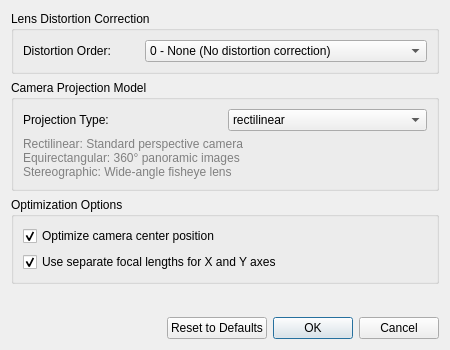
jsenniko/sudrabainiemakoni, file guihelpers/camera_parameters.ui: the form before one commit.
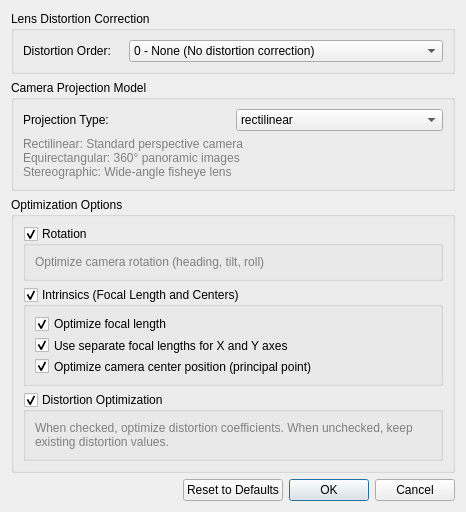
The form after the commit.

What changed in the file:
```diff
--- a/guihelpers/camera_parameters.ui
+++ b/guihelpers/camera_parameters.ui
@@ -65,6 +65,16 @@
             <string>4 - Fourth Order (k1, k2, k3, p1, p2 - tangential)</string>
            </property>
           </item>
+          <item>
+           <property name="text">
+            <string>5 - Fifth Order (k1, k2, k3, p1, p2, k4, k5, k6 - rational)</string>
+           </property>
+          </item>
+          <item>
+           <property name="text">
+            <string>6 - (k4, k5, k6 - rational)</string>
+           </property>
+          </item>
          </widget>
         </item>
        </layout>
@@ -139,23 +149,104 @@
      </property>
      <layout class="QVBoxLayout" name="verticalLayout_4">
       <item>
-       <widget class="QCheckBox" name="checkBox_centers">
-        <property name="text">
-         <string>Optimize camera center position</string>
+       <widget class="QGroupBox" name="groupBox_rotation">
+        <property name="title">
+         <string>Rotation</string>
         </property>
+        <property name="checkable">
+         <bool>true</bool>
+        </property>
         <property name="checked">
          <bool>true</bool>
         </property>
+        <layout class="QVBoxLayout" name="verticalLayout_rotation">
+         <item>
+          <widget class="QLabel" name="label_rotation_info">
+           <property name="text">
+            <string>Optimize camera rotation (heading, tilt, roll)</string>
+           </property>
+           <property name="styleSheet">
+            <string>color: gray; font-size: 9pt;</string>
+           </property>
+           <property name="wordWrap">
+            <bool>true</bool>
+           </property>
+          </widget>
+         </item>
+        </layout>
        </widget>
       </item>
       <item>
-       <widget class="QCheckBox" name="checkBox_separate_xy">
-        <property name="text">
-         <string>Use separate focal lengths for X and Y axes</string>
+       <widget class="QGroupBox" name="groupBox_intrinsics">
+        <property name="title">
+         <string>Intrinsics (Focal Length and Centers)</string>
         </property>
+        <property name="checkable">
+         <bool>true</bool>
+        </property>
         <property name="checked">
          <bool>true</bool>
         </property>
+        <layout class="QVBoxLayout" name="verticalLayout_intrinsics">
+         <item>
+          <widget class="QCheckBox" name="checkBox_focallength">
+           <property name="text">
+            <string>Optimize focal length</string>
+           </property>
+           <property name="checked">
+            <bool>true</bool>
+           </property>
+          </widget>
+         </item>
+         <item>
+          <widget class="QCheckBox" name="checkBox_separate_xy">
+           <property name="text">
+            <string>Use separate focal lengths for X and Y axes</string>
+           </property>
+           <property name="checked">
+            <bool>true</bool>
+           </property>
+          </widget>
+         </item>
+         <item>
+          <widget class="QCheckBox" name="checkBox_centers">
+           <property name="text">
+            <string>Optimize camera center position (principal point)</string>
+           </property>
+           <property name="checked">
+            <bool>true</bool>
+           </property>
+          </widget>
+         </item>
+        </layout>
+       </widget>
+      </item>
+      <item>
+       <widget class="QGroupBox" name="groupBox_distortion_opt">
+        <property name="title">
+         <string>Distortion Optimization</string>
+        </property>
+        <property name="checkable">
+         <bool>true</bool>
+        </property>
+        <property name="checked">
+         <bool>true</bool>
+        </property>
+        <layout class="QVBoxLayout" name="verticalLayout_distortion_opt">
+         <item>
+          <widget class="QLabel" name="label_distortion_opt_info">
+           <property name="text">
+            <string>When checked, optimize distortion coefficients. When unchecked, keep existing distortion values.</string>
+           </property>
+           <property name="styleSheet">
+            <string>color: gray; font-size: 9pt;</string>
+           </property>
+           <property name="wordWrap">
+            <bool>true</bool>
+           </property>
+          </widget>
+         </item>
+        </layout>
        </widget>
       </item>
      </layout>
```
